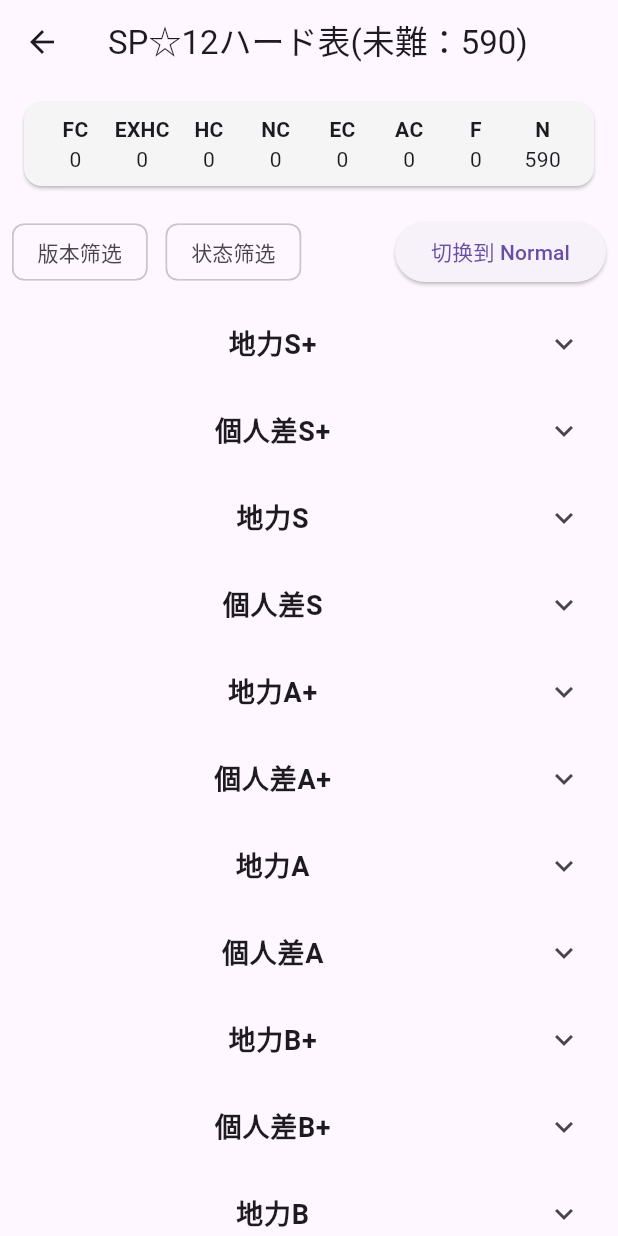
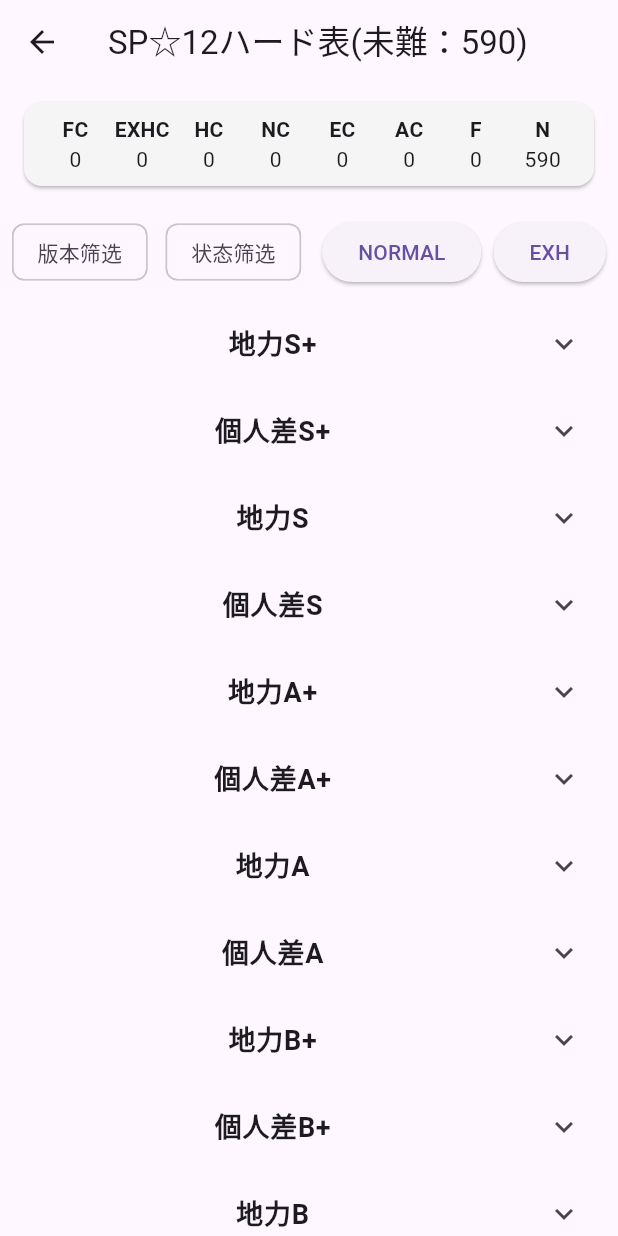
Before and after one commit to RM-801/BPICalculator, a Flutter app: the screen it shows after launch, in the side drawer, after a tap on "地力表", on a phone screen of 412 x 824 dp. Run offline on Flutter 3.47's test engine with Material 3 defaults, Android fonts, the phone set to English and light mode, and no system bars; our stand-ins replace shared_preferences.

Commit message:
添加了EXHARD的分组和页面

```diff
--- a/lib/pages/earth_power_page.dart
+++ b/lib/pages/earth_power_page.dart
@@ -72,6 +72,7 @@ class EarthPowerSong {
   final String version;
   final String normal;
   final String hard;
+  final String exhard;
   String status;
 
   EarthPowerSong({
@@ -81,6 +82,7 @@ class EarthPowerSong {
     required this.version,
     required this.normal,
     required this.hard,
+    required this.exhard,
     this.status = 'NO PLAY',
   });
 
@@ -92,6 +94,7 @@ class EarthPowerSong {
       version: json['version'],
       normal: json['normal'],
       hard: json['hard'],
+      exhard: json['exhard'], // 这里要用 exhard 字段
     );
   }
 }
@@ -107,12 +110,47 @@ class _EarthPowerPageState extends State<EarthPowerPage> {
   Set<String> selectedVersions = {};
   Set<String> selectedStatus = {};
   final ValueNotifier<int> statusBarNotifier = ValueNotifier(0);
-  bool showNormal = false; // 新增
+  bool showNormal = false;
+  bool showExhard = false; // 新增
 
   static const List<String> groupOrder = [
-    '地力S+','個人差S+','地力S','個人差S','地力A+','個人差A+','地力A','個人差A',
-    '地力B+','個人差B+','地力B','個人差B','地力C','個人差C','地力D','個人差D',
-    '地力E','個人差E','地力F','難易度未定'
+    '地力S+',
+    '個人差S+',
+    '地力S',
+    '個人差S',
+    '地力A+',
+    '個人差A+',
+    '地力A',
+    '個人差A',
+    '地力B+',
+    '個人差B+',
+    '地力B',
+    '個人差B',
+    '地力C',
+    '個人差C',
+    '地力D',
+    '個人差D',
+    '地力E',
+    '個人差E',
+    '地力F',
+    '難易度未定'
+  ];
+
+  static const List<String> exhGroupOrder = [
+    'CPI > 2450',
+    'CPI 2400 - 2450',
+    'CPI 2350 - 2400',
+    'CPI 2300 - 2350',
+    'CPI 2250 - 2300',
+    'CPI 2200 - 2250',
+    'CPI 2150 - 2200',
+    'CPI 2100 - 2150',
+    'CPI 2000 - 2100',
+    'CPI 1900 - 2000',
+    'CPI 1800 - 1900',
+    'CPI 1700 - 1800',
+    'CPI < 1700',
+    'CPI 未定'
   ];
 
   @override
@@ -130,8 +168,14 @@ class _EarthPowerPageState extends State<EarthPowerPage> {
           builder: (context, snapshot) {
             int belowHardCount = 0;
             int belowNormalCount = 0;
+            int belowEXHardCount = 0;
             if (snapshot.hasData) {
               final songs = snapshot.data!;
+              belowEXHardCount = songs
+                  .where((song) =>
+                      song.status != 'FULLCOMBO' &&
+                      song.status != 'EX HARD CLEAR')
+                  .length;
               belowHardCount = songs
                   .where((song) =>
                       song.status != 'FULLCOMBO' &&
@@ -142,11 +186,13 @@ class _EarthPowerPageState extends State<EarthPowerPage> {
                   .where((song) =>
                       song.status != 'FULLCOMBO' &&
                       song.status != 'EX HARD CLEAR' &&
-                      song.status != 'HARD CLEAR'&&
+                      song.status != 'HARD CLEAR' &&
                       song.status != 'CLEAR')
                   .length;
             }
-            return Text(showNormal?'SP☆12ノマゲ表(未クリア：$belowNormalCount)':'SP☆12ハード表(未難：$belowHardCount)');
+            return Text(showNormal
+                ? 'SP☆12ノマゲ表(未クリア：$belowNormalCount)'
+                : showExhard ? 'SP☆12エクハ表(未エクハ：$belowEXHardCount)' :'SP☆12ハード表(未難：$belowHardCount)');
           },
         ),
       ),
@@ -167,20 +213,66 @@ class _EarthPowerPageState extends State<EarthPowerPage> {
           var filteredSongs = songs.where((song) {
             final versionOk = selectedVersions.isEmpty ||
                 selectedVersions.contains(song.version);
-            final statusOk = selectedStatus.isEmpty ||
-                selectedStatus.contains(song.status);
+            final statusOk =
+                selectedStatus.isEmpty || selectedStatus.contains(song.status);
             return versionOk && statusOk;
           }).toList();
 
-          // 分组时，未在 groupOrder 里的都归为 '難易度未定'
+          // 分组逻辑
           final Map<String, List<EarthPowerSong>> grouped = {};
+          if (showExhard) {
+            // 按exhard分组
+            for (var song in filteredSongs) {
+              String groupKey = 'CPI 未定';
+              double? ex;
+              try {
+                ex = double.tryParse(song.exhard ?? '');
+              } catch (_) {
+                ex = null;
+              }
+              if (ex != null) {
+                if (ex > 2450) {
+                  groupKey = 'CPI > 2450';
+                } else if (ex >= 2400) {
+                  groupKey = 'CPI 2400 - 2450';
+                } else if (ex >= 2350) {
+                  groupKey = 'CPI 2350 - 2400';
+                } else if (ex >= 2300) {
+                  groupKey = 'CPI 2300 - 2350';
+                } else if (ex >= 2250) {
+                  groupKey = 'CPI 2250 - 2300';
+                } else if (ex >= 2200) {
+                  groupKey = 'CPI 2200 - 2250';
+                } else if (ex >= 2150) {
+                  groupKey = 'CPI 2150 - 2200';
+                } else if (ex >= 2100) {
+                  groupKey = 'CPI 2100 - 2150';
+                } else if (ex >= 2000) {
+                  groupKey = 'CPI 2000 - 2100';
+                } else if (ex >= 1900) {
+                  groupKey = 'CPI 1900 - 2000';
+                } else if (ex >= 1800) {
+                  groupKey = 'CPI 1800 - 1900';
+                } else if (ex >= 1700) {
+                  groupKey = 'CPI 1700 - 1800';
+                } else {
+                  groupKey = 'CPI < 1700';
+                }
+              }
+              grouped.putIfAbsent(groupKey, () => []).add(song);
+            }
+          } else {
+            // 原有分组
             for (var song in filteredSongs) {
               final key = showNormal ? song.normal : song.hard;
               final groupKey = groupOrder.contains(key) ? key : '難易度未定';
               grouped.putIfAbsent(groupKey, () => []).add(song);
             }
+          }
 
-          // 展示时只遍历 groupOrder
+          // 展示时用不同顺序
+          final List<String> order = showExhard ? exhGroupOrder : groupOrder;
+
           return ListView(
             children: [
               // 统计栏（只刷新自己）
@@ -242,7 +334,8 @@ class _EarthPowerPageState extends State<EarthPowerPage> {
                               final result = await showDialog<Set<String>>(
                                 context: context,
                                 builder: (context) {
-                                  final temp = Set<String>.from(selectedVersions);
+                                  final temp =
+                                      Set<String>.from(selectedVersions);
                                   return AlertDialog(
                                     title: const Text('选择版本'),
                                     content: SizedBox(
@@ -271,7 +364,8 @@ class _EarthPowerPageState extends State<EarthPowerPage> {
                                     ),
                                     actions: [
                                       TextButton(
-                                        onPressed: () => Navigator.pop(context, temp),
+                                        onPressed: () =>
+                                            Navigator.pop(context, temp),
                                         child: const Text('确定'),
                                       ),
                                     ],
@@ -303,8 +397,8 @@ class _EarthPowerPageState extends State<EarthPowerPage> {
                                         children: [
                                           ..._SongCardState.statusOptions
                                               .map((s) => StatefulBuilder(
-                                                    builder:
-                                                        (context, setStateDialog) {
+                                                    builder: (context,
+                                                        setStateDialog) {
                                                       return CheckboxListTile(
                                                         value: temp.contains(s),
                                                         title: Text(s),
@@ -324,7 +418,8 @@ class _EarthPowerPageState extends State<EarthPowerPage> {
                                     ),
                                     actions: [
                                       TextButton(
-                                        onPressed: () => Navigator.pop(context, temp),
+                                        onPressed: () =>
+                                            Navigator.pop(context, temp),
                                         child: const Text('确定'),
                                       ),
                                     ],
@@ -341,20 +436,29 @@ class _EarthPowerPageState extends State<EarthPowerPage> {
                         ],
                       ),
                     ),
-                    // 切换按钮
-                    ElevatedButton(
-                      onPressed: () {
+                    GroupSwitchBar(
+                      showNormal: showNormal,
+                      showExhard: showExhard,
+                      onSwitch: (mode) {
                         setState(() {
-                          showNormal = !showNormal;
+                          if (mode == 'hard') {
+                            showNormal = false;
+                            showExhard = false;
+                          } else if (mode == 'normal') {
+                            showNormal = true;
+                            showExhard = false;
+                          } else if (mode == 'exhard') {
+                            showNormal = false;
+                            showExhard = true;
+                          }
                         });
                       },
-                      child: Text(showNormal ? '切换到 Hard' : '切换到 Normal'),
                     ),
                   ],
                 ),
               ),
               // 分组展示
-              ...groupOrder
+              ...order
                   .where((group) => grouped.containsKey(group))
                   .map((group) {
                 final entry = MapEntry(group, grouped[group]!);
@@ -405,8 +509,7 @@ class _EarthPowerPageState extends State<EarthPowerPage> {
                     ),
                   ],
                 );
-                  })
-                  .toList(),
+              }).toList(),
             ],
           );
         },
@@ -532,3 +635,62 @@ class _SongCardState extends State<SongCard> {
     );
   }
 }
+
+class GroupSwitchBar extends StatelessWidget {
+  final bool showNormal;
+  final bool showExhard;
+  final ValueChanged<String> onSwitch;
+
+  const GroupSwitchBar({
+    required this.showNormal,
+    required this.showExhard,
+    required this.onSwitch,
+    super.key,
+  });
+
+  @override
+  Widget build(BuildContext context) {
+    List<Widget> buttons = [];
+    if (!showNormal && !showExhard) {
+      // HARD页面，只显示切换到NORMAL和EXHARD
+      buttons.addAll([
+        ElevatedButton(
+          onPressed: () => onSwitch('normal'),
+          child: const Text('NORMAL'),
+        ),
+        const SizedBox(width: 8),
+        ElevatedButton(
+          onPressed: () => onSwitch('exhard'),
+          child: const Text('EXH'),
+        ),
+      ]);
+    } else if (showNormal && !showExhard) {
+      // NORMAL页面，只显示切换到HARD和EXHARD
+      buttons.addAll([
+        ElevatedButton(
+          onPressed: () => onSwitch('hard'),
+          child: const Text('HARD'),
+        ),
+        const SizedBox(width: 8),
+        ElevatedButton(
+          onPressed: () => onSwitch('exhard'),
+          child: const Text('EXH'),
+        ),
+      ]);
+    } else if (!showNormal && showExhard) {
+      // EXHARD页面，只显示切换到HARD和NORMAL
+      buttons.addAll([
+       ElevatedButton(
+          onPressed: () => onSwitch('normal'),
+          child: const Text('NORMAL'),
+        ),
+        const SizedBox(width: 8),
+        ElevatedButton(
+          onPressed: () => onSwitch('hard'),
+          child: const Text('HARD'),
+        ),
+      ]);
+    }
+    return Row(children: buttons);
+  }
+}
```
Lines whose indentation alone changed are shown as unchanged.
